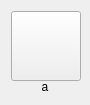
First picture: the form in BigButton.ui, repository KDE/brprint3d, before the edit.
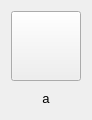
Second picture: the form after the edit.

Commit message:
Solve Layout Issues
Fiz size and layout of the BigButton widget. To fix better
with labes with more then one word.

```diff
--- a/BigButton.ui
+++ b/BigButton.ui
@@ -7,19 +7,19 @@
     <x>0</x>
     <y>0</y>
     <width>90</width>
-    <height>105</height>
+    <height>120</height>
    </rect>
   </property>
   <property name="minimumSize">
    <size>
-    <width>90</width>
-    <height>105</height>
+    <width>0</width>
+    <height>120</height>
    </size>
   </property>
   <property name="maximumSize">
    <size>
-    <width>90</width>
-    <height>105</height>
+    <width>16777215</width>
+    <height>120</height>
    </size>
   </property>
   <property name="windowTitle">
@@ -29,7 +29,7 @@
    <item>
     <layout class="QVBoxLayout" name="verticalLayout_2">
      <property name="spacing">
-      <number>1</number>
+      <number>6</number>
      </property>
      <item>
       <widget class="QPushButton" name="pushButton">
@@ -52,6 +52,11 @@
      </item>
      <item>
       <widget class="QLabel" name="label">
+       <property name="font">
+        <font>
+         <pointsize>10</pointsize>
+        </font>
+       </property>
        <property name="text">
         <string>a</string>
        </property>
```
